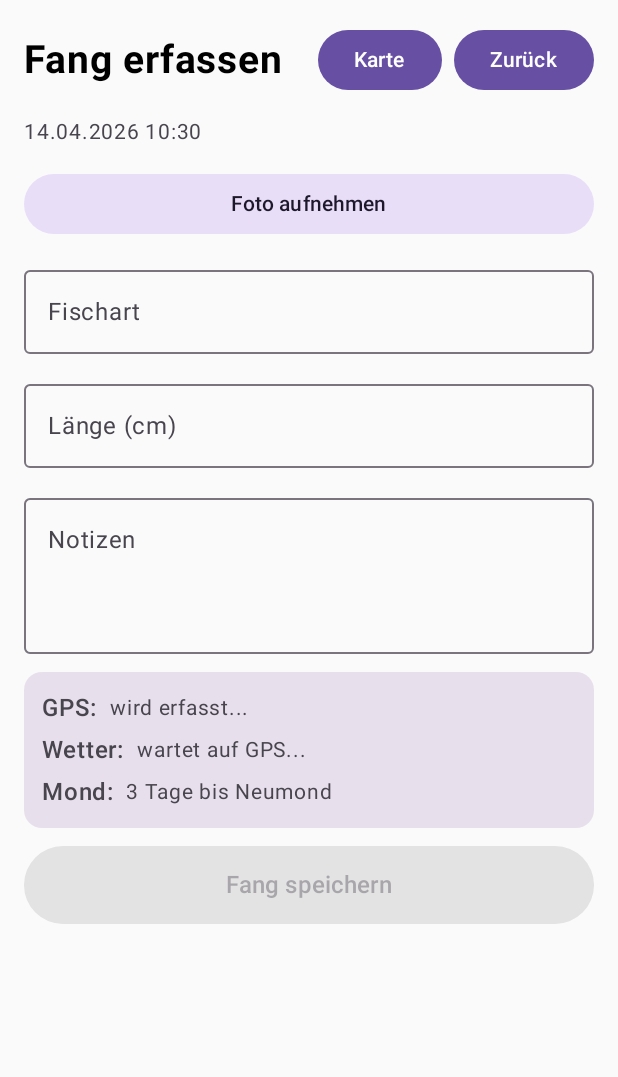
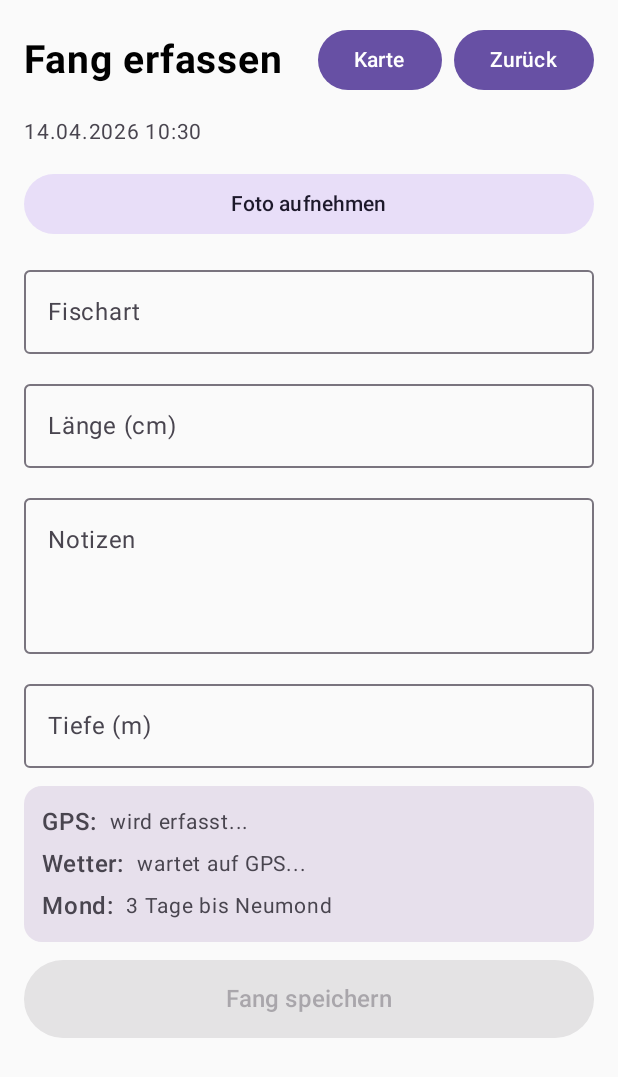
Before and after one commit to axelthate-pixel/catchy, an Android app built with Jetpack Compose: the screen it shows after launch (MainActivity), after a tap on an icon or button, on a phone screen of 412 x 824 dp. Shown: the top 1077 px of the screen. Run offline under Robolectric (Android 15) with nearby library versions, the phone set to English and light mode, and no system bars; libraries missing offline, so code that uses them is left out: org.osmdroid.config, org.osmdroid.tileprovider, org.osmdroid.util, org.osmdroid.views; pictures from the network do not load; 1 statement that could not run was skipped.

Commit message:
Feature: Manuelle Tiefeneingabe auch in FangErfassungScreen (Issue #9)
Gleiches Verhalten wie in FangBearbeiten:
- Manuell eingetragene Tiefe hat Vorrang vor automatisch ermittelter (GEBCO)
- Leer lassen → GPS-basierte GEBCO-Tiefe wird verwendet
- Feld wird nach dem Speichern zurückgesetzt

Co-Authored-By: Claude Sonnet 4.6 <noreply@anthropic.com>

```diff
--- a/app/src/main/java/de/taxel/catchy/MainActivity.kt
+++ b/app/src/main/java/de/taxel/catchy/MainActivity.kt
@@ -613,6 +613,7 @@ fun FangErfassungScreen(zeigeListeAn: () -> Unit, zeigeKarteAn: () -> Unit) {
     var aktuellePosition by remember { mutableStateOf<Location?>(null) }
     var aktuellesWetter by remember { mutableStateOf<Wetter?>(null) }
     var aktuellesTiefe by remember { mutableStateOf("") }
+    var manuellesTiefe by remember { mutableStateOf("") }
     var fotoUri by remember { mutableStateOf<Uri?>(null) }
     var fotoPfad by remember { mutableStateOf("") }
     var tempFotoDatei: File? by remember { mutableStateOf(null) }
@@ -736,6 +737,12 @@ fun FangErfassungScreen(zeigeListeAn: () -> Unit, zeigeKarteAn: () -> Unit) {
             placeholder = { Text("Köder, Gewässer, Besonderheiten...") },
             modifier = Modifier.fillMaxWidth(), minLines = 3
         )
+        OutlinedTextField(
+            value = manuellesTiefe, onValueChange = { manuellesTiefe = it },
+            label = { Text("Tiefe (m)") },
+            placeholder = { Text("z.B. 3.5 m — leer lassen für automatische Ermittlung") },
+            modifier = Modifier.fillMaxWidth(), singleLine = true
+        )
         UmweltStatusPanel(datum, gpsStatus, wetterStatus, aktuellePosition)
         Button(
             onClick = {
@@ -753,10 +760,10 @@ fun FangErfassungScreen(zeigeListeAn: () -> Unit, zeigeKarteAn: () -> Unit) {
                     fotoPfad = fotoPfad,
                     gezeiten = gezeiteBerechnen(verwendetesDatum, lat, lon),
                     mondphase = mondphaseBerechnen(verwendetesDatum),
-                    tiefe = aktuellesTiefe
+                    tiefe = if (manuellesTiefe.isNotBlank()) manuellesTiefe else aktuellesTiefe
                 ))
                 gespeichert = true
-                fischart = ""; laenge = ""; notizen = ""; fotoUri = null; fotoPfad = ""
+                fischart = ""; laenge = ""; notizen = ""; fotoUri = null; fotoPfad = ""; manuellesTiefe = ""
             },
             modifier = Modifier.fillMaxWidth().height(52.dp),
             enabled = fischart.isNotBlank()
```
